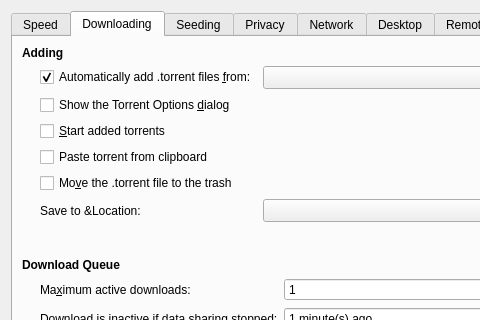
First picture: the form in qt/PrefsDialog.ui, repository transmission/transmission, before the edit; both pictures show x 0 to 480 and y 0 to 320 of the 601 by 547 pixel window.
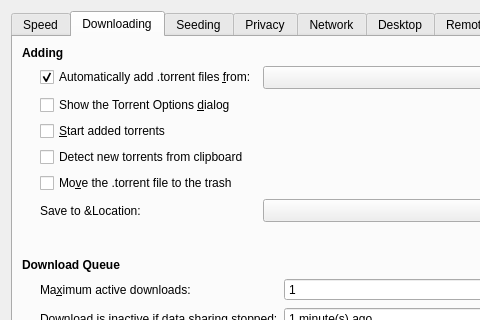
Second picture: the form after the edit. Icons and pictures are not drawn. Custom widgets are drawn as their Qt base class.

Commit message: Add a matching preference implementation for the UI change

Diff of the .ui file:
```diff
--- a/qt/PrefsDialog.ui
+++ b/qt/PrefsDialog.ui
@@ -348,7 +348,7 @@
          <item row="3" column="0">
           <widget class="QCheckBox" name="PasteTorrentFromClipboard">
            <property name="text">
-            <string>Paste torrent from clipboard</string>
+            <string>Detect new torrents from clipboard</string>
            </property>
           </widget>
          </item>
```
Left out of the diff: 2 changed lines with no effect on the pictures. The commit also changes 6 other files.
